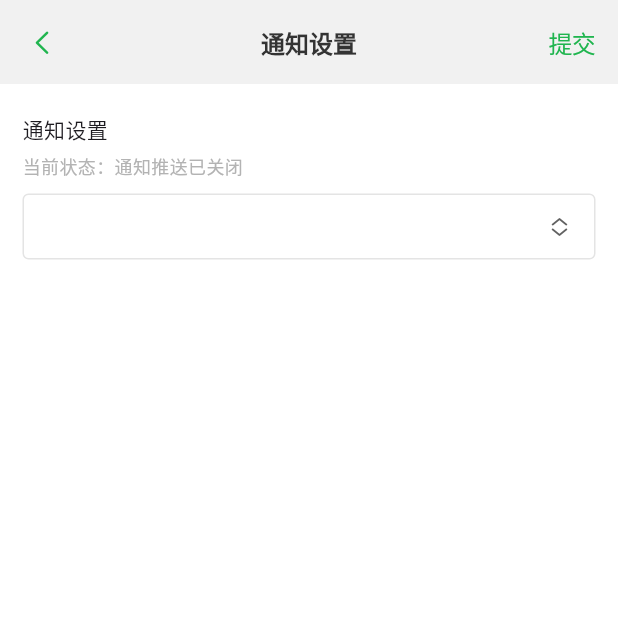
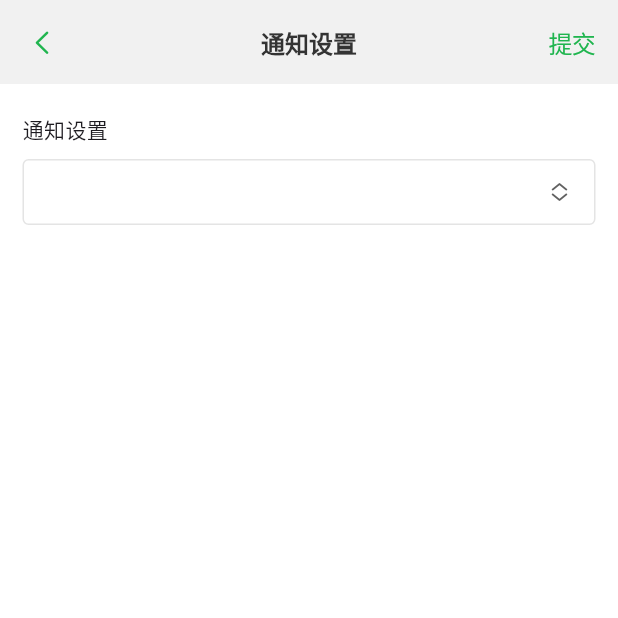
Before and after one commit to LinxiDev/qinglong-app, a Flutter app: the PushSettingPage screen opened directly, on a phone screen of 412 x 824 dp, the top half of it. Run offline on Flutter 3.47's test engine with Material 3 defaults, Android fonts, the phone set to English and light mode, and no system bars; our stand-ins replace cached_network_image, cupertino_ui, custom_sliding_segmented_control, dio, file_picker, flip_card and 19 more; missing offline and left inert: flutter_displaymode, icloud_storage_plus, local_auth_android, local_auth_darwin, move_to_bg, quick_actions; accounts and stored records are empty; statements that could not run were skipped.

Commit message:
refactor: 通知设置移除冗余的当前状态文字
下拉框本身即可表达状态：启用时渲染当前选中渠道并展示对应配置，
未启用时渲染为已关闭，无需额外状态行。

```diff
--- a/lib/module/push_setting_page.dart
+++ b/lib/module/push_setting_page.dart
@@ -25,9 +25,6 @@ class _PushSettingPageState extends ConsumerState<PushSettingPage> {
 
   PushBean? current;
   bool loading = true;
-
-  /// 服务端当前已开启的通知渠道 type，null 或空表示通知已关闭
-  String? serverType;
 
   @override
   void initState() {
@@ -64,19 +61,6 @@ class _PushSettingPageState extends ConsumerState<PushSettingPage> {
                     children: [
                       const SizedBox(height: 10),
                       const Text("通知设置", style: TextStyle(fontSize: 14)),
-                      const SizedBox(height: 6),
-                      Text(
-                        (serverType == null || serverType!.isEmpty)
-                            ? "当前状态：通知推送已关闭"
-                            : "当前状态：已开启 ${getNameByKey(serverType!)}",
-                        style: TextStyle(
-                          fontSize: 12,
-                          color: ref
-                              .watch(themeProvider)
-                              .themeColor
-                              .descColor(),
-                        ),
-                      ),
                       const SizedBox(height: 10),
                       DropdownButtonFormField<PushBean>(
                         items: list
@@ -340,7 +324,6 @@ class _PushSettingPageState extends ConsumerState<PushSettingPage> {
       }
 
       if (json.isEmpty) {
-        serverType = null;
         current = list.last;
         setState(() {
           loading = false;
@@ -349,14 +332,12 @@ class _PushSettingPageState extends ConsumerState<PushSettingPage> {
       }
       String? type = json["type"]?.toString();
       if (type == null || type.isEmpty) {
-        serverType = null;
         current = list.last;
         setState(() {
           loading = false;
         });
         return;
       }
-      serverType = type;
 
       int index = list.indexWhere((element) => element.key == type);
       if (index < 0) {
```
